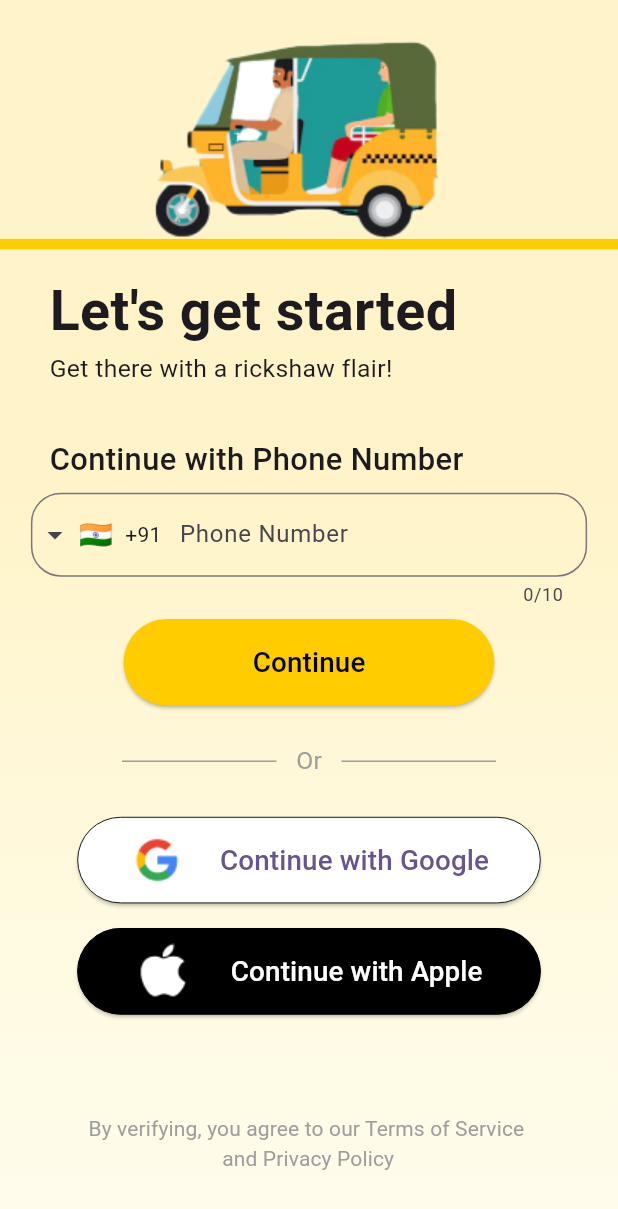
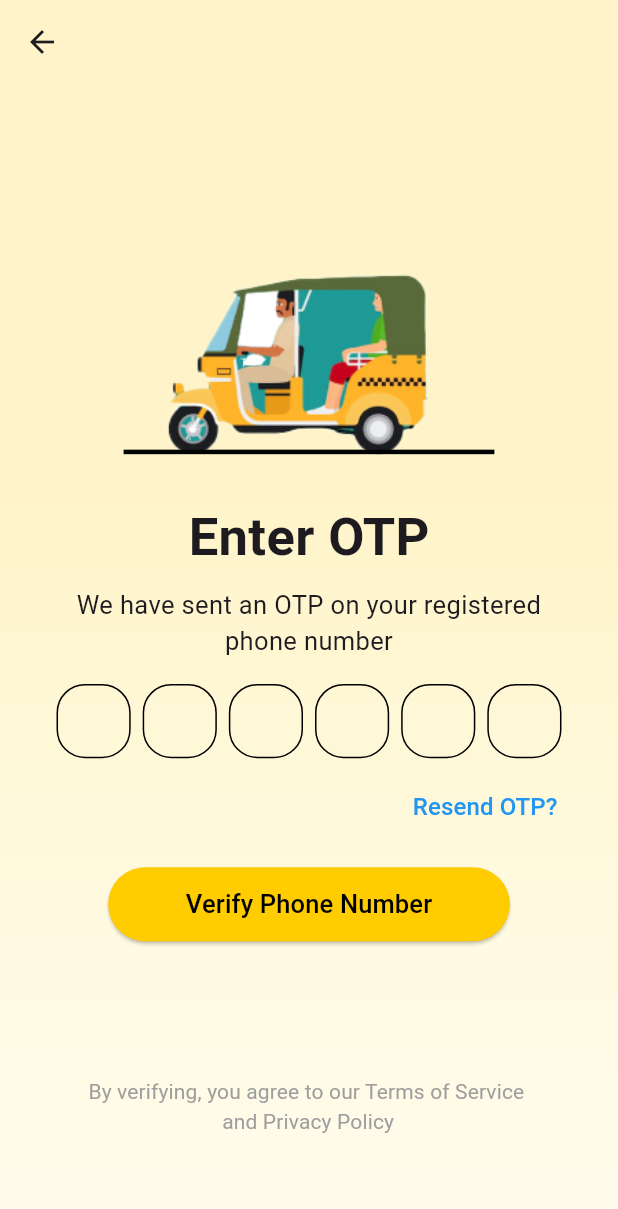
Before and after one commit to aakriti-jaluria/AutoSearch, a Flutter app: the screen it shows after launch, after a tap on "Continue", on a phone screen of 412 x 824 dp. Shown: the top 1209 px of the screen. Run offline on Flutter 3.47's test engine with Material 3 defaults, Android fonts, the phone set to English and light mode, and no system bars; drawn by our look-alikes of intl_phone_field, pinput.

Commit message:
Required changes done and new files added

```diff
--- /dev/null
+++ b/lib/OTP_page.dart
@@ -0,0 +1,152 @@
+import 'package:flutter/cupertino.dart';
+import 'package:flutter/material.dart';
+import 'package:intl_phone_field/intl_phone_field.dart';
+import 'package:pinput/pinput.dart';
+
+class OTPpage extends StatefulWidget {
+  const OTPpage({super.key});
+
+  @override
+  State<OTPpage> createState() => _OTPpageState();
+}
+
+class _OTPpageState extends State<OTPpage> {
+  var otp = '';
+
+  @override
+  Widget build(BuildContext context) {
+    // Get the size of the screen
+    final size = MediaQuery.of(context).size;
+    final height = size.height;
+    final width = size.width;
+
+    return Scaffold(
+      extendBodyBehindAppBar: true,
+      appBar: AppBar(
+        backgroundColor: Colors.transparent,
+      ),
+      body: Container(
+        width: double.infinity,
+        height: double.infinity,
+        decoration: BoxDecoration(
+          gradient: LinearGradient(
+            colors: [Color(0xffFFF4C9), Color(0xffFFFFE0).withOpacity(0.6)],
+            begin: FractionalOffset(0.5, 0.0),
+            end: FractionalOffset(0.5, 1.0),
+            stops: [0.4, 1.0],
+          ),
+        ),
+        child: SingleChildScrollView(
+          child: Column(
+            children: [
+              SizedBox(height: height * 0.2), // 20% of screen height
+              Stack(
+                children: [
+                  Center(
+                    child: Image.asset(
+                      'assets/images/auto.png',
+                      width: width * 0.6, // 60% of screen width
+                    ),
+                  ),
+                  Positioned(
+                    left: 0,
+                    right: 0,
+                    bottom: 14,
+                    child: Center(
+                      child: Container(
+                        width: width * 0.6, // 60% of screen width
+                        height: 3,
+                        color: Colors.black,
+                      ),
+                    ),
+                  ),
+                ],
+              ),
+              SizedBox(height: height * 0.02), // 2% of screen height
+              Center(
+                child: Text(
+                  'Enter OTP',
+                  style: TextStyle(fontSize: 35, fontWeight: FontWeight.bold),
+                ),
+              ),
+              SizedBox(height: height * 0.01), // 1% of screen height
+              Padding(
+                padding: EdgeInsets.symmetric(horizontal: width * 0.1), // 10% of screen width
+                child: Text(
+                  'We have sent an OTP on your registered',
+                  style: TextStyle(fontSize: 17),
+                  textAlign: TextAlign.center,
+                ),
+              ),
+              Padding(
+                padding: EdgeInsets.symmetric(horizontal: width * 0.1), // 10% of screen width
+                child: Text(
+                  'phone number',
+                  style: TextStyle(fontSize: 17),
+                  textAlign: TextAlign.center,
+                ),
+              ),
+              SizedBox(height: height * 0.02), // 2% of screen height
+              Center(
+                child: Pinput(
+                  length: 6,
+                  keyboardType: TextInputType.number,
+                  defaultPinTheme: PinTheme(
+                    width: width * 0.12, // 12% of screen width
+                    height: height * 0.06, // 6% of screen height
+                    decoration: BoxDecoration(
+                      borderRadius: BorderRadius.circular(19),
+                      color: Colors.transparent,
+                      border: Border.all(color: Colors.black),
+                    ),
+                  ),
+                  onChanged: (value) {
+                    setState(() {
+                      otp = value;
+                      print(otp);
+                    });
+                  },
+                ),
+              ),
+              SizedBox(height: height * 0.01), // 1% of screen height
+              Padding(
+                padding: EdgeInsets.only(left: width * 0.57), // 65% of screen width
+                child: TextButton(
+                  onPressed: () {},
+                  child: Text(
+                    'Resend OTP?',
+                    style: TextStyle(fontSize: 16, color: Colors.blue),
+                  ),
+                ),
+              ),
+              SizedBox(height: height * 0.02), // 2% of screen height
+              Center(
+                child: Container(
+                  height: height * 0.06, // 6% of screen height
+                  width: width * 0.65, // 65% of screen width
+                  child: ElevatedButton(
+                    style: ElevatedButton.styleFrom(
+                      backgroundColor: CupertinoColors.systemYellow,
+                    ),
+                    onPressed: () {},
+                    child: Text(
+                      'Verify Phone Number',
+                      style: TextStyle(color: Colors.black, fontSize: 17),
+                    ),
+                  ),
+                ),
+              ),
+              SizedBox(height: height * 0.10), // 15% of screen height
+              Center(child: TextButton(
+                  onPressed: (){},
+                  child: Text('By verifying, you agree to our Terms of Service \n'
+                      '                         and Privacy Policy',
+                    style: TextStyle(color: Colors.grey,fontWeight: FontWeight.w400),)),
+              ),
+            ],
+          ),
+        ),
+      ),
+    );
+  }
+}
--- a/lib/login_page.dart
+++ b/lib/login_page.dart
@@ -1,3 +1,4 @@
+import 'package:auto_search/OTP_page.dart';
 import 'package:flutter/cupertino.dart';
 import 'package:flutter/material.dart';
 import 'package:intl_phone_field/intl_phone_field.dart';
@@ -132,9 +133,9 @@ class _LoginPageState extends State<LoginPage> {
                     backgroundColor: CupertinoColors.systemYellow,
                   ),
                   onPressed: () {
-                    // Navigator.push(context, MaterialPageRoute(builder: (context){
-                    //   return OTPpage();
-                    // }));
+                    Navigator.push(context, MaterialPageRoute(builder: (context){
+                      return OTPpage();
+                    }));
                   },
                   child: Text(
                     'Continue',
```
